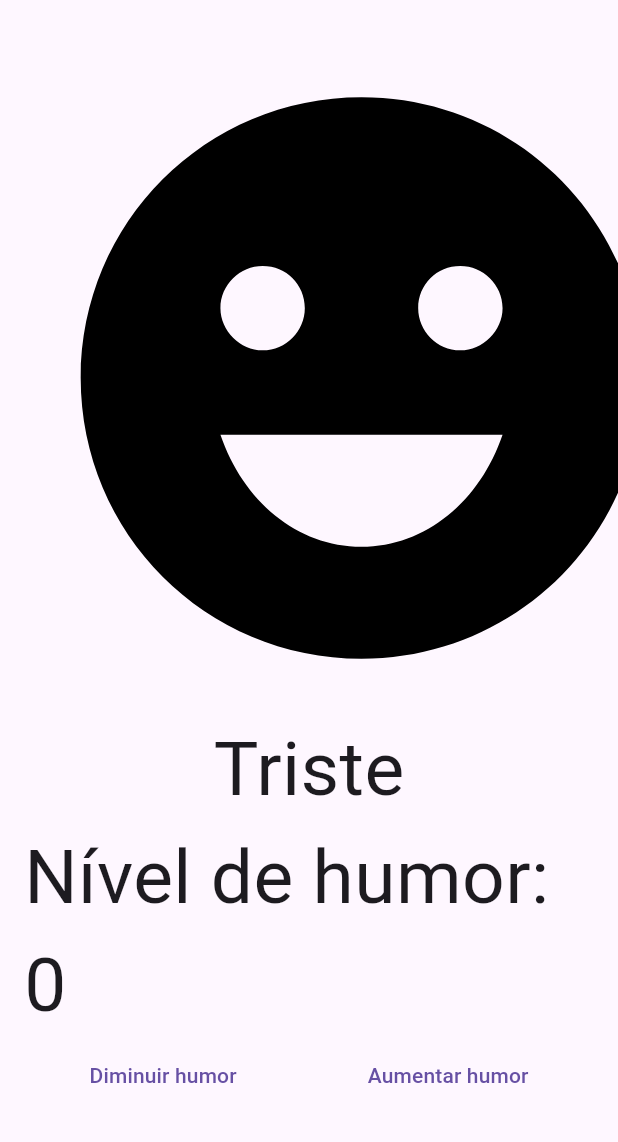
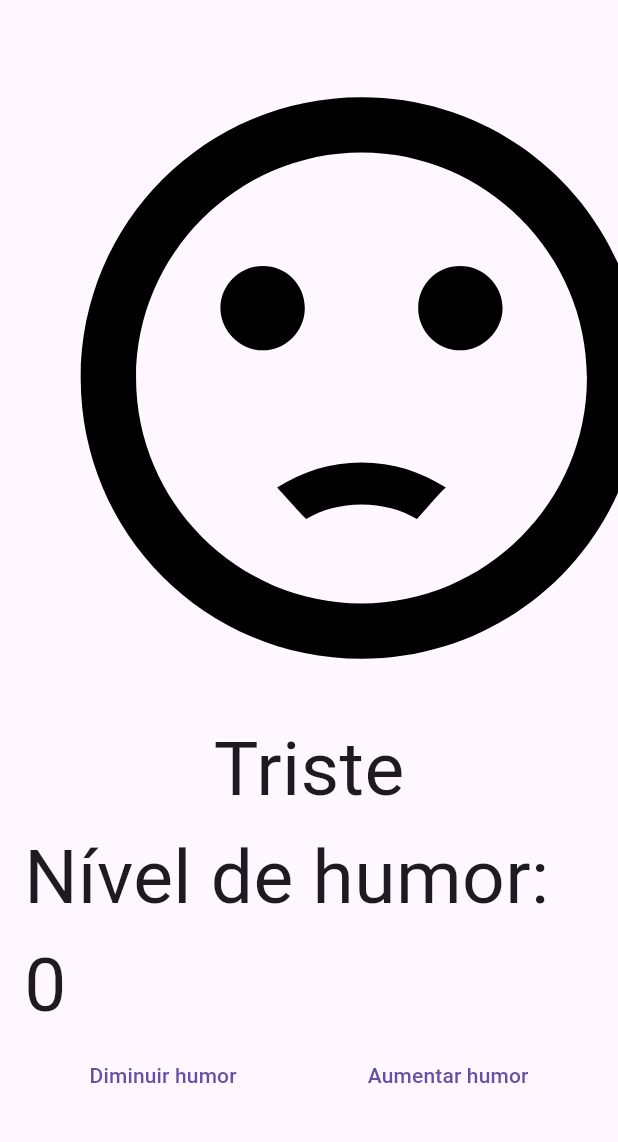
Before and after one commit to MichelecFernandes/flutter, a Flutter app: the screen it shows after launch, on a phone screen of 412 x 824 dp, the part 84-1226 px from its top. Run offline on Flutter 3.47's test engine with Material 3 defaults, Android fonts, the phone set to English and light mode, and no system bars.

Commit message:
feat: chamando a funcao de alterar o icone conforme o humor

```diff
--- a/flutter_application_2/medidor_humor/lib/views/humor_view.dart
+++ b/flutter_application_2/medidor_humor/lib/views/humor_view.dart
@@ -41,7 +41,7 @@ class _HumorViewState extends State<HumorView> {
             mainAxisAlignment: MainAxisAlignment.center,
             children: [
               Icon(
-                Icons.emoji_emotions,
+                _obterIcone(_humorController.status),
                 size: 450,
                 color: const Color.fromARGB(255, 0, 0, 0),
               ),
```
